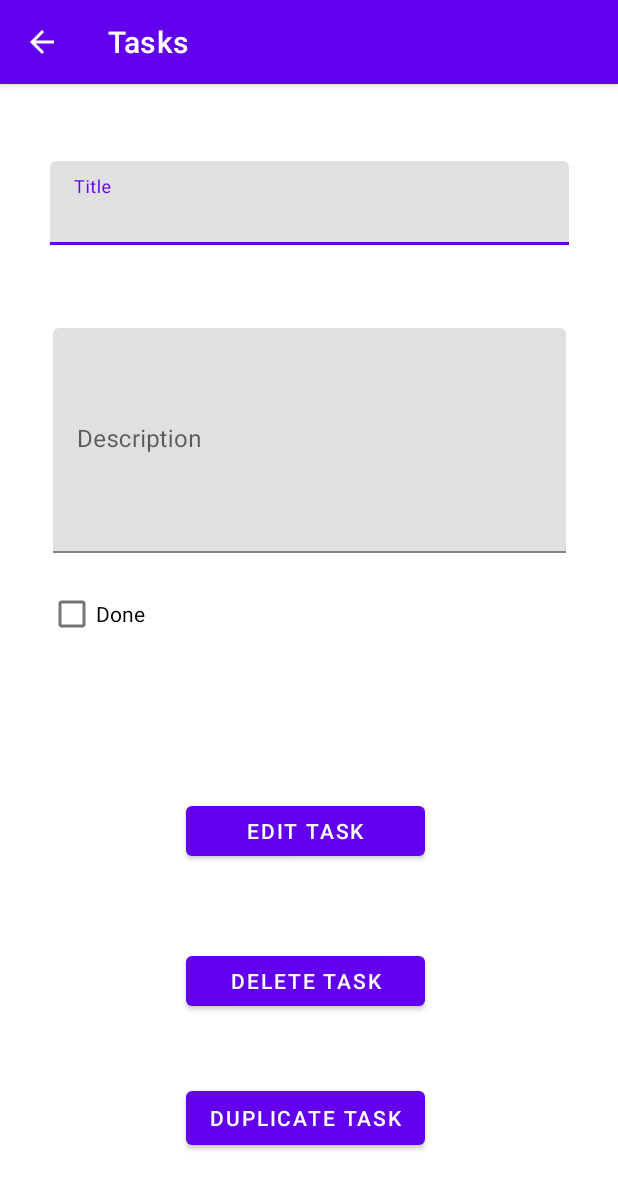
After one commit to Nxssie/KotlinNode, an Android app: the TaskDetailActivity screen opened directly, with no data from a screen before it, on a phone screen of 412 x 824 dp. The commit adds this screen. Shown: the top 1189 px of the screen. Run offline under Robolectric (Android 15) with nearby library versions, the phone set to English and light mode, and no system bars; network calls fail; 3 statements that could not run were skipped.

Commit message:
Frontend half-finished

```diff
--- a/frontend/app/build.gradle
+++ b/frontend/app/build.gradle
@@ -35,10 +35,11 @@ android {
 dependencies {
 
     implementation "org.jetbrains.kotlin:kotlin-stdlib:$kotlin_version"
+    implementation 'com.android.volley:volley:1.1.0'
     implementation 'androidx.core:core-ktx:1.2.0'
     implementation 'androidx.appcompat:appcompat:1.1.0'
     implementation 'com.google.android.material:material:1.1.0'
-    implementation 'androidx.constraintlayout:constraintlayout:1.1.3'
+    implementation 'androidx.constraintlayout:constraintlayout:2.0.2'
     implementation 'androidx.navigation:navigation-fragment-ktx:2.2.2'
     implementation 'androidx.navigation:navigation-ui-ktx:2.2.2'
     testImplementation 'junit:junit:4.+'
--- a/frontend/app/src/main/java/com/example/tasks/TaskAdapter.kt
+++ b/frontend/app/src/main/java/com/example/tasks/TaskAdapter.kt
@@ -30,7 +30,7 @@ class TaskAdapter(var taskList: ArrayList<Task>, val context: Context) : Recycle
             val txt_desc: TextView = itemView.findViewById(R.id.textViewDesc)
             val box_done: CheckBox = itemView.findViewById(R.id.checkBoxDone)
             txt_title.text = t.title
-            txt_desc.text = t.desc
+            txt_desc.text = t.description
             box_done.isChecked = t.done
         }
     }
--- a/frontend/app/src/main/java/com/example/tasks/models/Task.kt
+++ b/frontend/app/src/main/java/com/example/tasks/models/Task.kt
@@ -1,3 +1,3 @@
 package com.example.tasks.models
 
-class Task (val title: String, val desc: String, val done: Boolean);
+class Task (val id: Int, val title: String, val description: String, val done: Boolean);
--- /dev/null
+++ b/frontend/app/src/main/res/layout/activity_task_detail.xml
@@ -0,0 +1,118 @@
+<?xml version="1.0" encoding="utf-8"?>
+<androidx.constraintlayout.widget.ConstraintLayout xmlns:android="http://schemas.android.com/apk/res/android"
+    xmlns:app="http://schemas.android.com/apk/res-auto"
+    xmlns:tools="http://schemas.android.com/tools"
+    android:layout_width="match_parent"
+    android:layout_height="match_parent">
+
+    <Button
+        android:id="@+id/buttonDelete"
+        android:layout_width="159dp"
+        android:layout_height="45dp"
+        android:text="Delete Task"
+        android:visibility="visible"
+        app:layout_constraintBottom_toBottomOf="parent"
+        app:layout_constraintEnd_toEndOf="parent"
+        app:layout_constraintHorizontal_bias="0.492"
+        app:layout_constraintStart_toStartOf="parent"
+        app:layout_constraintTop_toTopOf="parent"
+        app:layout_constraintVertical_bias="0.796"
+        tools:visibility="visible" />
+
+    <Button
+        android:id="@+id/buttonEdit"
+        android:layout_width="159dp"
+        android:layout_height="45dp"
+        android:text="Edit task"
+        app:layout_constraintBottom_toBottomOf="parent"
+        app:layout_constraintEnd_toEndOf="parent"
+        app:layout_constraintHorizontal_bias="0.49"
+        app:layout_constraintStart_toStartOf="parent"
+        app:layout_constraintTop_toTopOf="parent"
+        app:layout_constraintVertical_bias="0.658" />
+
+    <Button
+        android:id="@+id/buttonDuplicate"
+        android:layout_width="wrap_content"
+        android:layout_height="wrap_content"
+        android:text="Duplicate task"
+        app:layout_constraintBottom_toBottomOf="parent"
+        app:layout_constraintEnd_toEndOf="parent"
+        app:layout_constraintHorizontal_bias="0.49"
+        app:layout_constraintStart_toStartOf="parent"
+        app:layout_constraintTop_toTopOf="parent"
+        app:layout_constraintVertical_bias="0.924" />
+
+    <com.google.android.material.textfield.TextInputLayout
+        android:id="@+id/textInputLayout"
+        android:layout_width="346dp"
+        android:layout_height="60dp"
+        app:layout_constraintBottom_toTopOf="@+id/textInputLayout3"
+        app:layout_constraintEnd_toEndOf="parent"
+        app:layout_constraintStart_toStartOf="parent"
+        app:layout_constraintTop_toTopOf="parent">
+
+        <com.google.android.material.textfield.TextInputEditText
+            android:id="@+id/TextInputEditTextTitle"
+            android:layout_width="match_parent"
+            android:layout_height="wrap_content"
+            android:hint="Title" />
+    </com.google.android.material.textfield.TextInputLayout>
+
+    <com.google.android.material.textfield.TextInputLayout
+        android:id="@+id/textInputLayout3"
+        android:layout_width="342dp"
+        android:layout_height="150dp"
+        app:layout_constraintBottom_toTopOf="@+id/buttonEdit"
+        app:layout_constraintEnd_toEndOf="parent"
+        app:layout_constraintStart_toStartOf="parent"
+        app:layout_constraintTop_toTopOf="parent">
+
+        <!--<EditText
+            android:id="@+id/TextMultilineDescription"
+            android:layout_width="match_parent"
+            android:layout_height="195dp"
+            android:layout_weight="1"
+            android:ems="10"
+            android:gravity="start|top"
+            android:inputType="textMultiLine"
+            android:hint="Description" />-->
+        <com.google.android.material.textfield.TextInputEditText
+            android:id="@+id/TextInputEditTextDesc"
+            android:layout_width="match_parent"
+            android:layout_height="150dp"
+            android:layout_weight="1"
+            android:ems="10"
+            android:hint="Description"
+            android:inputType="textMultiLine" />
+
+    </com.google.android.material.textfield.TextInputLayout>
+
+    <CheckBox
+        android:id="@+id/checkBoxDone"
+        android:layout_width="94dp"
+        android:layout_height="45dp"
+        android:layout_marginTop="18dp"
+        android:text="Done"
+        app:layout_constraintBottom_toBottomOf="parent"
+        app:layout_constraintEnd_toEndOf="parent"
+        app:layout_constraintHorizontal_bias="0.1"
+        app:layout_constraintStart_toStartOf="parent"
+        app:layout_constraintTop_toBottomOf="@+id/textInputLayout3"
+        app:layout_constraintVertical_bias="0.0" />
+
+    <androidx.constraintlayout.widget.Guideline
+        android:id="@+id/guideline"
+        android:layout_width="wrap_content"
+        android:layout_height="wrap_content"
+        android:orientation="vertical"
+        app:layout_constraintGuide_begin="125dp" />
+
+    <androidx.constraintlayout.widget.Guideline
+        android:id="@+id/guideline2"
+        android:layout_width="wrap_content"
+        android:layout_height="wrap_content"
+        android:orientation="vertical"
+        app:layout_constraintGuide_begin="284dp" />
+
+</androidx.constraintlayout.widget.ConstraintLayout>
--- a/frontend/app/src/main/res/values/strings.xml
+++ b/frontend/app/src/main/res/values/strings.xml
@@ -1,5 +1,5 @@
 <resources>
-    <string name="app_name">Bicycles</string>
+    <string name="app_name">Tasks</string>
     <string name="action_settings">Settings</string>
     <!-- Strings used for fragments for navigation -->
     <string name="first_fragment_label">First Fragment</string>
@@ -9,4 +9,6 @@
 
     <string name="hello_first_fragment">Hello first fragment</string>
     <string name="hello_second_fragment">Hello second fragment. Arg: %1$s</string>
+    <string name="done">Done</string>
+    <string name="title">Title</string>
 </resources>
```
Also changed, not shown: frontend/app/src/main/AndroidManifest.xml (+11 -8 lines), frontend/app/src/main/java/com/example/tasks/SecondFragment.kt (deleted, +0 -31 lines), frontend/app/src/main/java/com/example/tasks/TaskDetailActivity.kt (added, +140 -0 lines), frontend/app/src/main/java/com/example/tasks/TaskListActivity.kt (+32 -6 lines), frontend/app/src/main/java/com/example/tasks/service/ITaskService.kt (+19 -0 lines), frontend/app/src/main/java/com/example/tasks/service/TaskServiceImpl.kt (+136 -2 lines), frontend/app/src/main/java/com/example/tasks/service/TaskSingleton.kt (+29 -1 lines), frontend/app/src/main/res/layout/activity_main.xml (deleted, +0 -33 lines), frontend/app/src/main/res/layout/activity_task_list.xml (+29 -2 lines), frontend/app/src/main/res/layout/content_main.xml (deleted, +0 -19 lines), frontend/app/src/main/res/layout/fragment_first.xml (deleted, +0 -28 lines), frontend/app/src/main/res/layout/fragment_second.xml (deleted, +0 -27 lines), frontend/app/src/main/res/layout/task_list_row.xml (+4 -3 lines).
